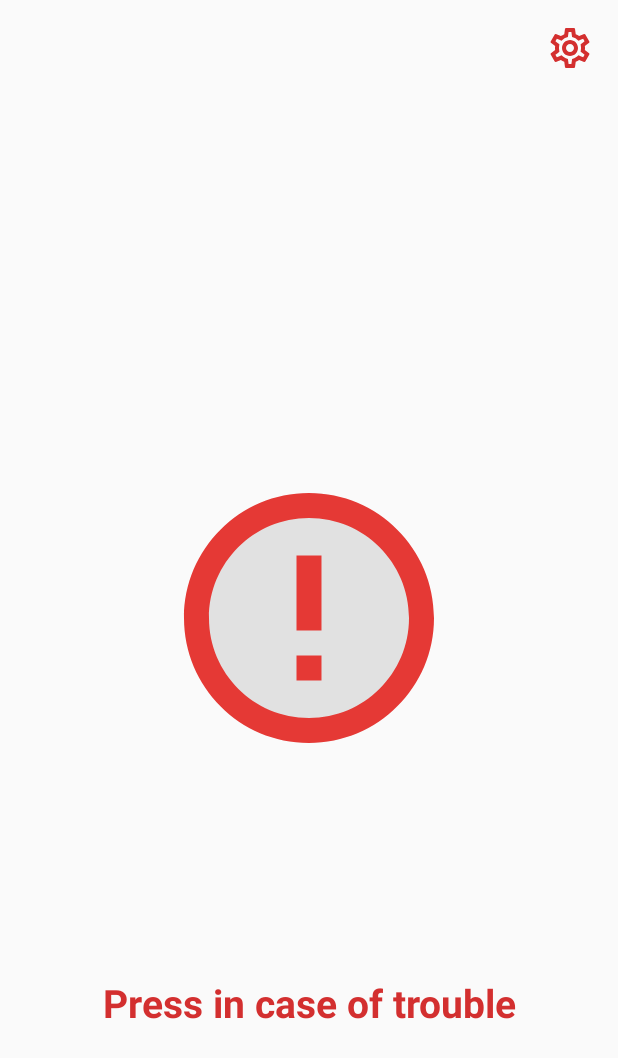
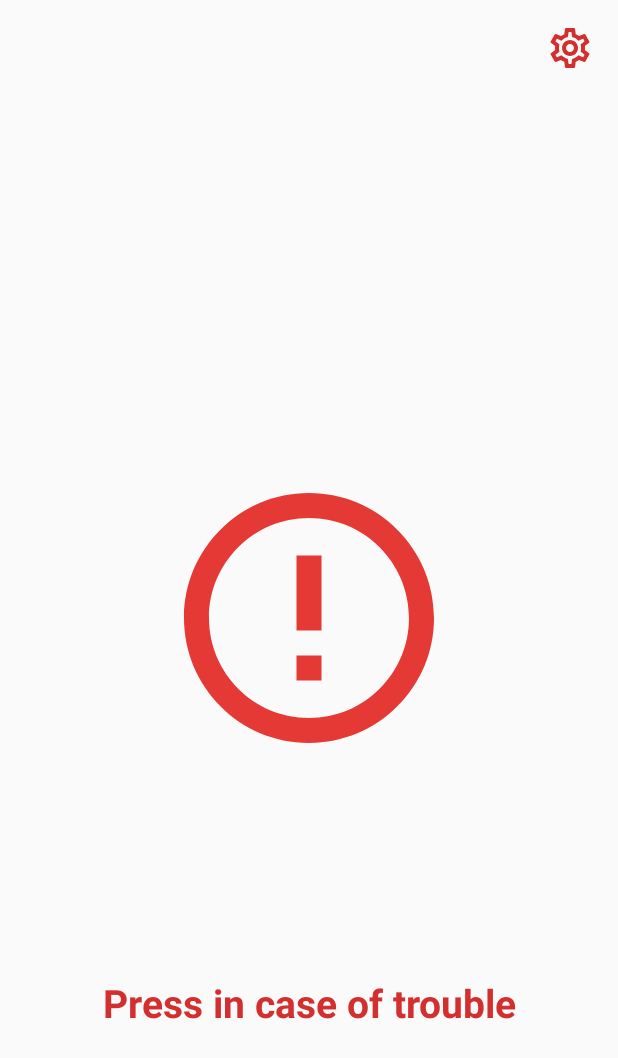
Before and after one commit to EugeneTheDev/InTroubleApp, an Android app: the screen it shows after launch (MainActivity), on a phone screen of 412 x 824 dp. Shown: the top 1058 px of the screen. Run offline under Robolectric (Android 15) with nearby library versions, the phone set to English and light mode, and no system bars.

Commit message:
Improve button a bit

```diff
--- a/app/src/main/res/drawable/ic_alert_dark.xml
+++ b/app/src/main/res/drawable/ic_alert_dark.xml
@@ -6,7 +6,7 @@
     <path
         android:pathData="M100,100m-82.813,0a82.813,82.813 0,1 1,165.625 0a82.813,82.813 0,1 1,-165.625 0"
         android:fillColor="#000000"
-        android:fillAlpha="0.2"/>
+        android:fillAlpha="0.1"/>
     <path
         android:pathData="M99.917,16.667C53.917,16.667 16.667,54 16.667,100C16.667,146 53.917,183.333 99.917,183.333C146,183.333 183.333,146 183.333,100C183.333,54 146,16.667 99.917,16.667ZM108.333,108.333V58.333H91.667V108.333H108.333ZM108.333,141.667V125H91.667V141.667H108.333ZM33.333,100C33.333,136.833 63.167,166.667 100,166.667C136.833,166.667 166.667,136.833 166.667,100C166.667,63.167 136.833,33.333 100,33.333C63.167,33.333 33.333,63.167 33.333,100Z"
         android:fillColor="#E53935"
--- a/app/src/main/res/drawable/ic_alert_light.xml
+++ b/app/src/main/res/drawable/ic_alert_light.xml
@@ -4,10 +4,6 @@
     android:viewportWidth="200"
     android:viewportHeight="200">
   <path
-      android:pathData="M100,100m-82.813,0a82.813,82.813 0,1 1,165.625 0a82.813,82.813 0,1 1,-165.625 0"
-      android:fillColor="#000000"
-      android:fillAlpha="0.1"/>
-  <path
       android:pathData="M99.917,16.667C53.917,16.667 16.667,54 16.667,100C16.667,146 53.917,183.333 99.917,183.333C146,183.333 183.333,146 183.333,100C183.333,54 146,16.667 99.917,16.667ZM108.333,108.333V58.333H91.667V108.333H108.333ZM108.333,141.667V125H91.667V141.667H108.333ZM33.333,100C33.333,136.833 63.167,166.667 100,166.667C136.833,166.667 166.667,136.833 166.667,100C166.667,63.167 136.833,33.333 100,33.333C63.167,33.333 33.333,63.167 33.333,100Z"
       android:fillColor="#E53935"
       android:fillType="evenOdd"/>
--- a/app/src/main/res/values/colors.xml
+++ b/app/src/main/res/values/colors.xml
@@ -4,6 +4,5 @@
     <color name="colorPrimaryDark">#D32F2F</color>
     <color name="colorAccent">#2196F3</color>
 
-    <color name="almost_transparent">#19000000</color>
     <color name="semi_transparent">#4D000000</color>
 </resources>
```
